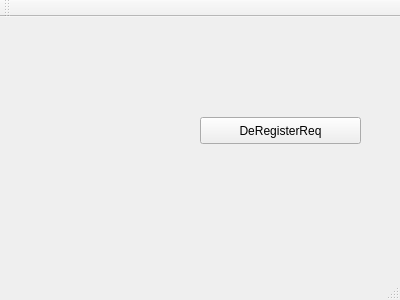
Above: mainwindow.ui from Wzing0421/PCCserver before the change. Below: the same form after it.
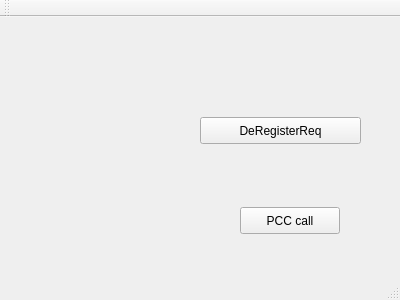
That is the form after the change.

Commit message: 完成6.2.2.3之前的PCC作为服务器部分

Patch:
```diff
--- a/mainwindow.ui
+++ b/mainwindow.ui
@@ -27,6 +27,19 @@
      <string>DeRegisterReq</string>
     </property>
    </widget>
+   <widget class="QPushButton" name="pushButton_2">
+    <property name="geometry">
+     <rect>
+      <x>240</x>
+      <y>190</y>
+      <width>100</width>
+      <height>27</height>
+     </rect>
+    </property>
+    <property name="text">
+     <string>PCC call</string>
+    </property>
+   </widget>
   </widget>
   <widget class="QMenuBar" name="menuBar">
    <property name="geometry">
```
The commit also changes 2 other files.
